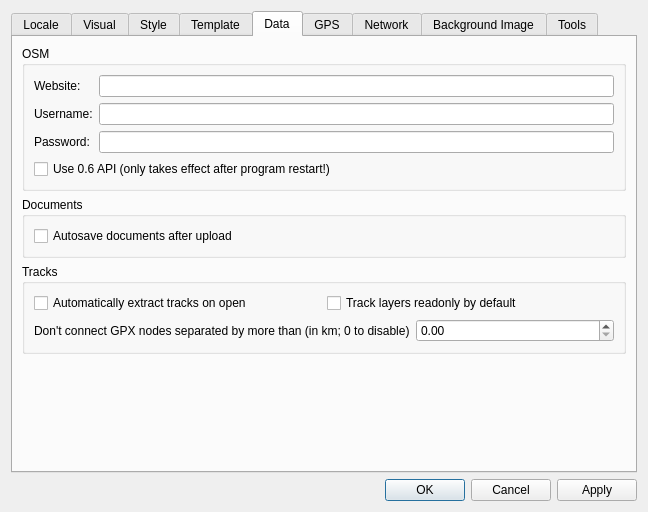
Above: src/Preferences/PreferencesDialog.ui from openstreetmap/merkaartor before the change. Below: the same form after it.
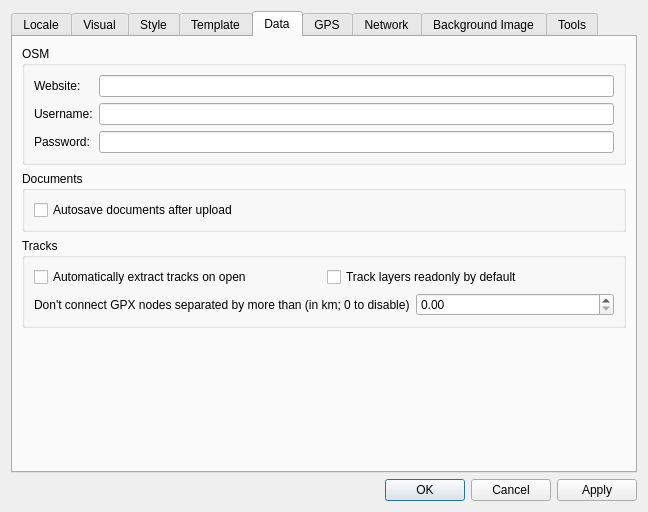
That is the form after the change. The open tabs and pages were chosen to show the change.

What changed in the file:
```diff
--- a/src/Preferences/PreferencesDialog.ui
+++ b/src/Preferences/PreferencesDialog.ui
@@ -783,13 +783,6 @@
             </item>
            </layout>
           </item>
-          <item>
-           <widget class="QCheckBox" name="bbUse06Api">
-            <property name="text">
-             <string>Use 0.6 API (only takes effect after program restart!)</string>
-            </property>
-           </widget>
-          </item>
          </layout>
         </widget>
        </item>
```
Left out of the diff: 2 changed lines with no effect on the pictures.
